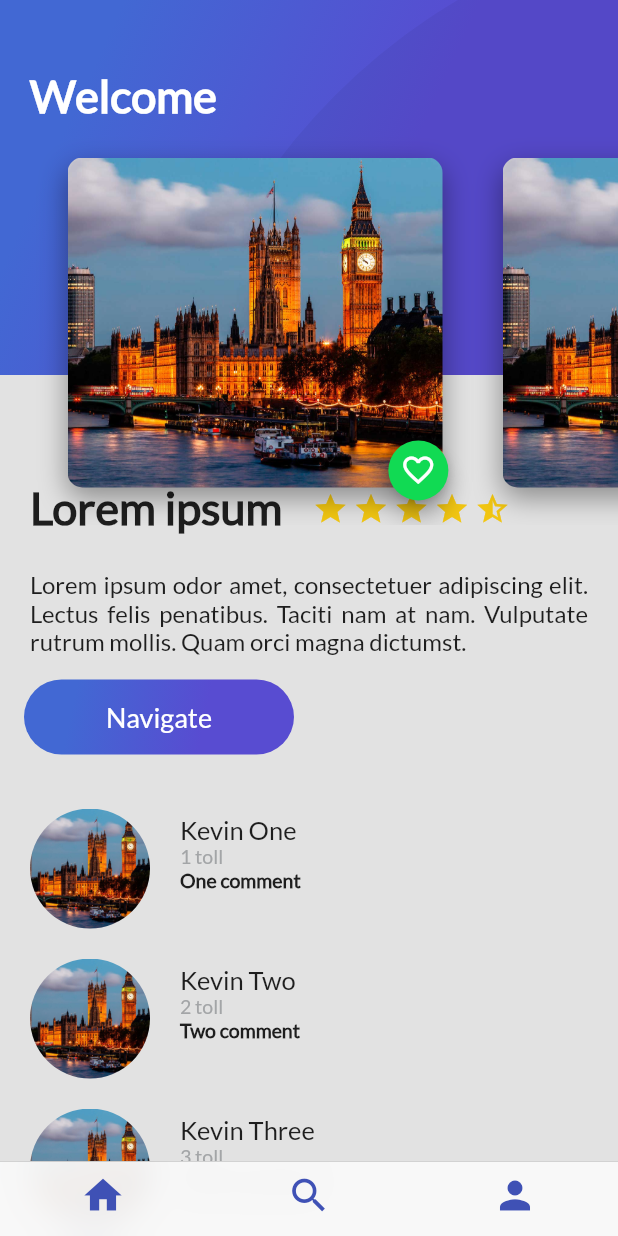
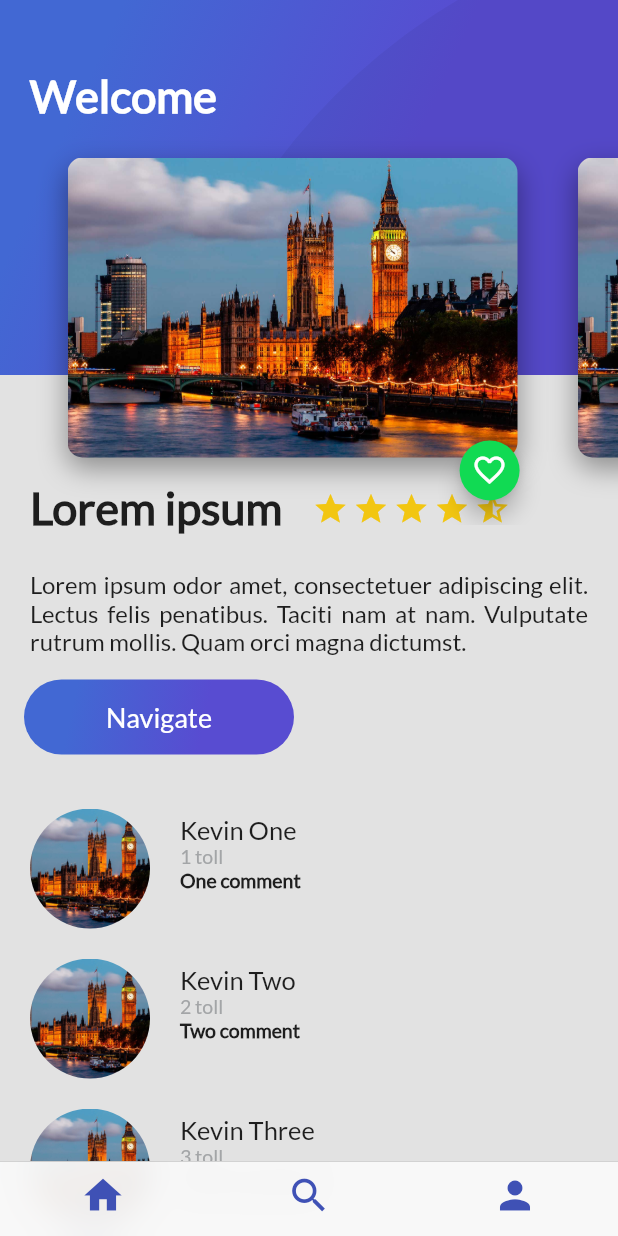
Before and after one commit to kcordovas/FlutterTripssAppPlatzi, a Flutter app: the PlatziTripsCupertino screen opened by its route, on a phone screen of 412 x 824 dp. Run offline on Flutter 3.47's test engine with Material 2 defaults, Android fonts, the phone set to English and light mode, and no system bars; our stand-ins replace cloud_firestore, firebase_auth, firebase_core, google_sign_in; missing offline and left inert: generic_bloc_provider; accounts and stored records are empty.

Commit message:
Refactor of Card image to made more re-usable

```diff
--- a/lib/place/ui/widgets/card_image.dart
+++ b/lib/place/ui/widgets/card_image.dart
@@ -2,21 +2,41 @@ import 'package:flutter/material.dart';
 import 'package:platzi_tripss_app/widgets/floating_action_button_green.dart';
 
 class CardImage extends StatelessWidget {
-  var pathImage = "assets/london.jpg";
-  var widthImage = 250.0;
-  var isWithIcon = true;
-  final heroTag;
+  final String pathImage;
+  final double heightImage;
+  final double widthImage;
+  IconData? iconData;
+  String? heroTag;
+  VoidCallback? onPressedFabIcon;
+  final bool isWithIcon;
+  double marginHorizontal;
+  double marginTop;
+  double marginBottom;
 
-  CardImage(this.pathImage, this.widthImage, this.isWithIcon, this.heroTag,
-      {Key? key})
+  CardImage(
+      {Key? key,
+      required this.heightImage,
+      required this.widthImage,
+      required this.pathImage,
+      required this.isWithIcon,
+      this.iconData,
+      this.onPressedFabIcon,
+      this.heroTag,
+      this.marginHorizontal = 20.0,
+      this.marginTop = 0.0,
+      this.marginBottom = 0.0})
       : super(key: key);
 
   @override
   Widget build(BuildContext context) {
     final card = Container(
-      height: 350.0,
+      height: heightImage,
       width: widthImage,
-      margin: const EdgeInsets.only(top: 80.0, left: 20.0, right: 20.0),
+      margin: EdgeInsets.only(
+          top: marginTop,
+          bottom: marginBottom,
+          left: marginHorizontal,
+          right: marginHorizontal),
       decoration: BoxDecoration(
           image:
               DecorationImage(image: AssetImage(pathImage), fit: BoxFit.cover),
@@ -35,7 +55,9 @@ class CardImage extends StatelessWidget {
         card,
         isWithIcon
             ? FloatingActionButtonGreen(
-                heroTagString: heroTag,
+                iconData: iconData!,
+                onPressed: onPressedFabIcon!,
+                heroTagString: heroTag!,
               )
             : Container()
       ],
--- a/lib/place/ui/widgets/card_image_list.dart
+++ b/lib/place/ui/widgets/card_image_list.dart
@@ -10,9 +10,39 @@ class CardImageList extends StatelessWidget {
         padding: const EdgeInsets.all(25),
         scrollDirection: Axis.horizontal,
         children: [
-          CardImage("assets/london.jpg", 250.0, true, "FAB_One"),
-          CardImage("assets/london.jpg", 250.0, true, "FAB_TWO"),
-          CardImage("assets/london.jpg", 250.0, true, "FAB_THREE"),
+          CardImage(
+              pathImage: "assets/london.jpg",
+              widthImage: 300.0,
+              heightImage: 250.0,
+              isWithIcon: true,
+              iconData: Icons.favorite_outline,
+              marginHorizontal: 20.0,
+              marginTop: 80.0,
+              marginBottom: 20.0,
+              onPressedFabIcon: () {},
+              heroTag: "FAB_TWO"),
+          CardImage(
+              pathImage: "assets/london.jpg",
+              widthImage: 300.0,
+              heightImage: 250.0,
+              isWithIcon: true,
+              iconData: Icons.favorite_outline,
+              marginHorizontal: 20.0,
+              marginTop: 80.0,
+              marginBottom: 20.0,
+              onPressedFabIcon: () {},
+              heroTag: "FAB_One"),
+          CardImage(
+              pathImage: "assets/london.jpg",
+              widthImage: 300.0,
+              heightImage: 250.0,
+              isWithIcon: true,
+              iconData: Icons.favorite_outline,
+              marginHorizontal: 20.0,
+              marginTop: 80.0,
+              marginBottom: 20.0,
+              onPressedFabIcon: () {},
+              heroTag: "FAB_THREE"),
         ],
       ),
     );
--- a/lib/user/ui/screens/card_image_list_with_details_profile.dart
+++ b/lib/user/ui/screens/card_image_list_with_details_profile.dart
@@ -10,9 +10,15 @@ class CardImageListWithDetailsProfile extends StatelessWidget {
       margin: EdgeInsets.only(top: 300.0),
       child: ListView(
         children: [
-          CardImageWithDetails(),
-          CardImageWithDetails(),
-          CardImageWithDetails(),
+          CardImageWithDetails(
+            heroTag: "Fab_One_Details",
+          ),
+          CardImageWithDetails(
+            heroTag: "Fab_Two_Details",
+          ),
+          CardImageWithDetails(
+            heroTag: "Fab_Three_Details",
+          ),
           Container(height: 48.0)
         ],
       ),
--- a/lib/user/ui/screens/card_image_with_details_profile.dart
+++ b/lib/user/ui/screens/card_image_with_details_profile.dart
@@ -3,7 +3,9 @@ import 'package:platzi_tripss_app/place/ui/widgets/card_image.dart';
 import 'package:platzi_tripss_app/user/ui/widgets/card_details_image_profile.dart';
 
 class CardImageWithDetails extends StatelessWidget {
-  const CardImageWithDetails({Key? key}) : super(key: key);
+  final String heroTag;
+  const CardImageWithDetails({Key? key, required this.heroTag})
+      : super(key: key);
 
   @override
   Widget build(BuildContext context) {
@@ -11,8 +13,13 @@ class CardImageWithDetails extends StatelessWidget {
       alignment: const Alignment(0.0, 1.1),
       children: [
         CardImage(
-            "assets/london.jpg", double.infinity, false, "FAB_DETAIL_HERO"),
-        CardDetailsImageProfile()
+          pathImage: "assets/london.jpg",
+          heightImage: 250.0,
+          widthImage: double.infinity,
+          marginTop: 30.0,
+          isWithIcon: false,
+        ),
+        CardDetailsImageProfile(heroTagString: heroTag)
       ],
     );
   }
--- a/lib/user/ui/widgets/card_details_image_profile.dart
+++ b/lib/user/ui/widgets/card_details_image_profile.dart
@@ -5,8 +5,9 @@ class CardDetailsImageProfile extends StatelessWidget {
   var titleDetail = "Knucles Mountain";
   var description = "Hiking, Walter, Scenary";
   var steps = "Steps 123, 123, 123";
-  final heroTagString;
-  CardDetailsImageProfile({Key? key, this.heroTagString}) : super(key: key);
+  final String heroTagString;
+  CardDetailsImageProfile({Key? key, required this.heroTagString})
+      : super(key: key);
 
   @override
   Widget build(BuildContext context) {
@@ -58,6 +59,8 @@ class CardDetailsImageProfile extends StatelessWidget {
         children: [
           cardDetails,
           FloatingActionButtonGreen(
+            iconData: Icons.favorite_outline,
+            onPressed: () {},
             heroTagString: heroTagString,
           )
         ],
--- a/lib/widgets/floating_action_button_green.dart
+++ b/lib/widgets/floating_action_button_green.dart
@@ -1,8 +1,15 @@
 import 'package:flutter/material.dart';
 
 class FloatingActionButtonGreen extends StatefulWidget {
-  final heroTagString;
-  FloatingActionButtonGreen({Key? key, required this.heroTagString})
+  final String heroTagString;
+  final IconData iconData;
+  final VoidCallback onPressed;
+
+  const FloatingActionButtonGreen(
+      {Key? key,
+      required this.heroTagString,
+      required this.iconData,
+      required this.onPressed})
       : super(key: key);
 
   @override
@@ -16,16 +23,16 @@ class _FloatingActionButtonGreenState extends State<FloatingActionButtonGreen> {
   @override
   Widget build(BuildContext context) {
     return FloatingActionButton(
-      onPressed: onPressedFab,
+      onPressed: widget.onPressed,
       backgroundColor: const Color(0xFF11DA53),
       mini: true,
       tooltip: "Fab",
-      child: Icon(iconFavorite),
       heroTag: widget.heroTagString,
+      child: Icon(widget.iconData),
     );
   }
 
-  onPressedFab() {
+  /*onPressedFab() {
     ScaffoldMessenger.of(context)
         .showSnackBar(SnackBar(content: Text("Added to Favorite")));
     setState(() {
@@ -37,5 +44,5 @@ class _FloatingActionButtonGreenState extends State<FloatingActionButtonGreen> {
         isActive = true;
       }
     });
-  }
+  }*/
 }
```
